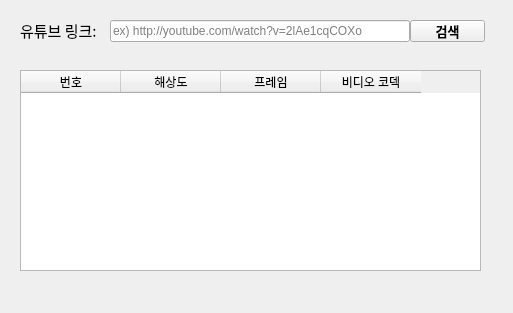
Old version of the form main.ui in the repository gimduckbae/video_to_image_tool.
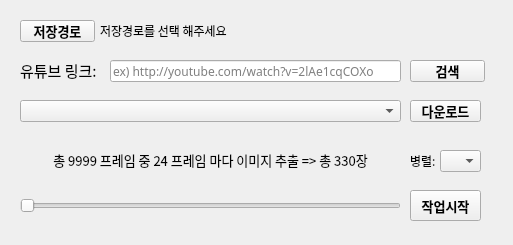
New version of the form.

What changed in the file:
```diff
--- a/main.ui
+++ b/main.ui
@@ -7,9 +7,14 @@
     <x>0</x>
     <y>0</y>
     <width>513</width>
-    <height>313</height>
+    <height>245</height>
    </rect>
   </property>
+  <property name="font">
+   <font>
+    <family>돋움</family>
+   </font>
+  </property>
   <property name="cursor">
    <cursorShape>PointingHandCursor</cursorShape>
   </property>
@@ -20,8 +25,8 @@
    <property name="geometry">
     <rect>
      <x>110</x>
-     <y>20</y>
-     <width>300</width>
+     <y>60</y>
+     <width>291</width>
      <height>22</height>
     </rect>
    </property>
@@ -36,7 +41,7 @@
    <property name="geometry">
     <rect>
      <x>20</x>
-     <y>20</y>
+     <y>60</y>
      <width>91</width>
      <height>21</height>
     </rect>
@@ -51,48 +56,18 @@
     <string>유튜브 링크:</string>
    </property>
   </widget>
-  <widget class="QTableWidget" name="tableWidget">
-   <property name="geometry">
-    <rect>
-     <x>20</x>
-     <y>70</y>
-     <width>461</width>
-     <height>201</height>
-    </rect>
-   </property>
-   <column>
-    <property name="text">
-     <string>번호</string>
-    </property>
-   </column>
-   <column>
-    <property name="text">
-     <string>해상도</string>
-    </property>
-   </column>
-   <column>
-    <property name="text">
-     <string>프레임</string>
-    </property>
-   </column>
-   <column>
-    <property name="text">
-     <string>비디오 코덱</string>
-    </property>
-   </column>
-  </widget>
-  <widget class="QPushButton" name="pushButton">
+  <widget class="QPushButton" name="searchBtn">
    <property name="geometry">
     <rect>
      <x>410</x>
-     <y>20</y>
+     <y>60</y>
      <width>75</width>
      <height>22</height>
     </rect>
    </property>
    <property name="font">
     <font>
-     <family>HY중고딕</family>
+     <family>돋움</family>
      <pointsize>10</pointsize>
      <italic>false</italic>
      <bold>true</bold>
@@ -106,6 +81,168 @@
     <string>검색</string>
    </property>
   </widget>
+  <widget class="QLabel" name="dirText">
+   <property name="geometry">
+    <rect>
+     <x>100</x>
+     <y>20</y>
+     <width>381</width>
+     <height>21</height>
+    </rect>
+   </property>
+   <property name="font">
+    <font>
+     <family>돋움</family>
+     <pointsize>9</pointsize>
+    </font>
+   </property>
+   <property name="text">
+    <string>저장경로를 선택 해주세요</string>
+   </property>
+  </widget>
+  <widget class="QComboBox" name="videoDDL">
+   <property name="geometry">
+    <rect>
+     <x>20</x>
+     <y>100</y>
+     <width>381</width>
+     <height>22</height>
+    </rect>
+   </property>
+  </widget>
+  <widget class="QPushButton" name="dirBtn">
+   <property name="geometry">
+    <rect>
+     <x>20</x>
+     <y>20</y>
+     <width>75</width>
+     <height>22</height>
+    </rect>
+   </property>
+   <property name="font">
+    <font>
+     <family>돋움</family>
+     <pointsize>10</pointsize>
+     <italic>false</italic>
+     <bold>true</bold>
+     <underline>false</underline>
+    </font>
+   </property>
+   <property name="cursor">
+    <cursorShape>PointingHandCursor</cursorShape>
+   </property>
+   <property name="text">
+    <string>저장경로</string>
+   </property>
+  </widget>
+  <widget class="QPushButton" name="downloadBtn">
+   <property name="geometry">
+    <rect>
+     <x>410</x>
+     <y>100</y>
+     <width>71</width>
+     <height>22</height>
+    </rect>
+   </property>
+   <property name="font">
+    <font>
+     <family>돋움</family>
+     <pointsize>10</pointsize>
+     <italic>false</italic>
+     <bold>true</bold>
+     <underline>false</underline>
+    </font>
+   </property>
+   <property name="cursor">
+    <cursorShape>PointingHandCursor</cursorShape>
+   </property>
+   <property name="text">
+    <string>다운로드</string>
+   </property>
+  </widget>
+  <widget class="QSlider" name="slider">
+   <property name="geometry">
+    <rect>
+     <x>20</x>
+     <y>190</y>
+     <width>381</width>
+     <height>31</height>
+    </rect>
+   </property>
+   <property name="orientation">
+    <enum>Qt::Horizontal</enum>
+   </property>
+  </widget>
+  <widget class="QPushButton" name="startBtn">
+   <property name="geometry">
+    <rect>
+     <x>410</x>
+     <y>190</y>
+     <width>71</width>
+     <height>31</height>
+    </rect>
+   </property>
+   <property name="font">
+    <font>
+     <family>돋움</family>
+     <pointsize>10</pointsize>
+     <italic>false</italic>
+     <bold>true</bold>
+     <underline>false</underline>
+    </font>
+   </property>
+   <property name="cursor">
+    <cursorShape>PointingHandCursor</cursorShape>
+   </property>
+   <property name="text">
+    <string>작업시작</string>
+   </property>
+  </widget>
+  <widget class="QLabel" name="previewText">
+   <property name="geometry">
+    <rect>
+     <x>20</x>
+     <y>150</y>
+     <width>381</width>
+     <height>20</height>
+    </rect>
+   </property>
+   <property name="font">
+    <font>
+     <family>돋움</family>
+     <pointsize>10</pointsize>
+    </font>
+   </property>
+   <property name="text">
+    <string>총 9999 프레임 중 24 프레임 마다 이미지 추출 =&gt; 총 330장</string>
+   </property>
+   <property name="alignment">
+    <set>Qt::AlignCenter</set>
+   </property>
+  </widget>
+  <widget class="QComboBox" name="multiDDL">
+   <property name="geometry">
+    <rect>
+     <x>440</x>
+     <y>150</y>
+     <width>41</width>
+     <height>22</height>
+    </rect>
+   </property>
+  </widget>
+  <widget class="QLabel" name="label_2">
+   <property name="geometry">
+    <rect>
+     <x>410</x>
+     <y>150</y>
+     <width>31</width>
+     <height>21</height>
+    </rect>
+   </property>
+   <property name="text">
+    <string>병렬:</string>
+   </property>
+  </widget>
  </widget>
  <resources/>
  <connections/>
```
Left out of the diff: 8 changed lines with no effect on the pictures.
